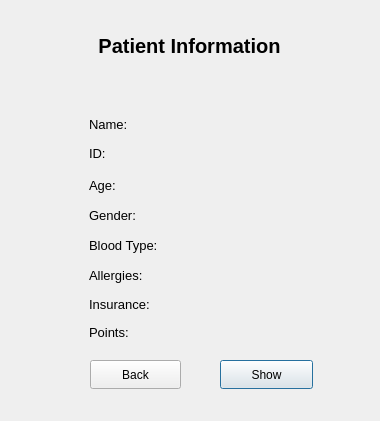
This is showpatientinformation.ui in KirolousFouty/Hospital_Project as Qt 5 draws it before an edit. The edited form follows.
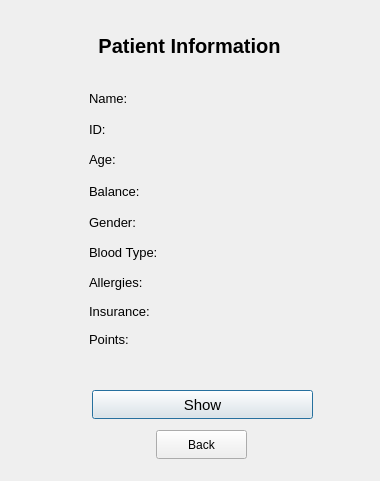
This is the edited form.

Commit message: - Completed all the windows - Added a rechargeBalanceWindow

Diff of the .ui file:
```diff
--- a/showpatientinformation.ui
+++ b/showpatientinformation.ui
@@ -7,7 +7,7 @@
     <x>0</x>
     <y>0</y>
     <width>380</width>
-    <height>421</height>
+    <height>481</height>
    </rect>
   </property>
   <property name="windowTitle">
@@ -39,7 +39,7 @@
    <property name="geometry">
     <rect>
      <x>89</x>
-     <y>114</y>
+     <y>88</y>
      <width>101</width>
      <height>20</height>
     </rect>
@@ -57,7 +57,7 @@
    <property name="geometry">
     <rect>
      <x>89</x>
-     <y>143</y>
+     <y>119</y>
      <width>101</width>
      <height>20</height>
     </rect>
@@ -75,7 +75,7 @@
    <property name="geometry">
     <rect>
      <x>89</x>
-     <y>170</y>
+     <y>144</y>
      <width>101</width>
      <height>31</height>
     </rect>
@@ -93,7 +93,7 @@
    <property name="geometry">
     <rect>
      <x>89</x>
-     <y>205</y>
+     <y>212</y>
      <width>101</width>
      <height>20</height>
     </rect>
@@ -111,7 +111,7 @@
    <property name="geometry">
     <rect>
      <x>89</x>
-     <y>230</y>
+     <y>237</y>
      <width>101</width>
      <height>31</height>
     </rect>
@@ -129,7 +129,7 @@
    <property name="geometry">
     <rect>
      <x>89</x>
-     <y>260</y>
+     <y>267</y>
      <width>101</width>
      <height>31</height>
     </rect>
@@ -147,7 +147,7 @@
    <property name="geometry">
     <rect>
      <x>89</x>
-     <y>294</y>
+     <y>301</y>
      <width>101</width>
      <height>20</height>
     </rect>
@@ -165,7 +165,7 @@
    <property name="geometry">
     <rect>
      <x>89</x>
-     <y>322</y>
+     <y>329</y>
      <width>101</width>
      <height>20</height>
     </rect>
@@ -183,7 +183,7 @@
    <property name="geometry">
     <rect>
      <x>190</x>
-     <y>111</y>
+     <y>88</y>
      <width>121</width>
      <height>23</height>
     </rect>
@@ -193,6 +193,9 @@
      <pointsize>10</pointsize>
     </font>
    </property>
+   <property name="frameShape">
+    <enum>QFrame::NoFrame</enum>
+   </property>
    <property name="text">
     <string/>
    </property>
@@ -201,7 +204,7 @@
    <property name="geometry">
     <rect>
      <x>190</x>
-     <y>141</y>
+     <y>118</y>
      <width>121</width>
      <height>23</height>
     </rect>
@@ -211,6 +214,9 @@
      <pointsize>10</pointsize>
     </font>
    </property>
+   <property name="frameShape">
+    <enum>QFrame::NoFrame</enum>
+   </property>
    <property name="text">
     <string/>
    </property>
@@ -219,7 +225,7 @@
    <property name="geometry">
     <rect>
      <x>190</x>
-     <y>171</y>
+     <y>148</y>
      <width>121</width>
      <height>23</height>
     </rect>
@@ -229,6 +235,9 @@
      <pointsize>10</pointsize>
     </font>
    </property>
+   <property name="frameShape">
+    <enum>QFrame::NoFrame</enum>
+   </property>
    <property name="text">
     <string/>
    </property>
@@ -237,7 +246,7 @@
    <property name="geometry">
     <rect>
      <x>190</x>
-     <y>201</y>
+     <y>208</y>
      <width>121</width>
      <height>23</height>
     </rect>
@@ -247,6 +256,9 @@
      <pointsize>10</pointsize>
     </font>
    </property>
+   <property name="frameShape">
+    <enum>QFrame::NoFrame</enum>
+   </property>
    <property name="text">
     <string/>
    </property>
@@ -255,7 +267,7 @@
    <property name="geometry">
     <rect>
      <x>190</x>
-     <y>231</y>
+     <y>238</y>
      <width>121</width>
      <height>23</height>
     </rect>
@@ -265,6 +277,9 @@
      <pointsize>10</pointsize>
     </font>
    </property>
+   <property name="frameShape">
+    <enum>QFrame::NoFrame</enum>
+   </property>
    <property name="text">
     <string/>
    </property>
@@ -273,7 +288,7 @@
    <property name="geometry">
     <rect>
      <x>190</x>
-     <y>261</y>
+     <y>268</y>
      <width>121</width>
      <height>23</height>
     </rect>
@@ -283,6 +298,9 @@
      <pointsize>10</pointsize>
     </font>
    </property>
+   <property name="frameShape">
+    <enum>QFrame::NoFrame</enum>
+   </property>
    <property name="text">
     <string/>
    </property>
@@ -291,7 +309,7 @@
    <property name="geometry">
     <rect>
      <x>190</x>
-     <y>291</y>
+     <y>298</y>
      <width>121</width>
      <height>23</height>
     </rect>
@@ -301,6 +319,9 @@
      <pointsize>10</pointsize>
     </font>
    </property>
+   <property name="frameShape">
+    <enum>QFrame::NoFrame</enum>
+   </property>
    <property name="text">
     <string/>
    </property>
@@ -309,7 +330,7 @@
    <property name="geometry">
     <rect>
      <x>190</x>
-     <y>321</y>
+     <y>328</y>
      <width>121</width>
      <height>23</height>
     </rect>
@@ -319,6 +340,9 @@
      <pointsize>10</pointsize>
     </font>
    </property>
+   <property name="frameShape">
+    <enum>QFrame::NoFrame</enum>
+   </property>
    <property name="text">
     <string/>
    </property>
@@ -326,12 +350,17 @@
   <widget class="QPushButton" name="showButton">
    <property name="geometry">
     <rect>
-     <x>220</x>
-     <y>360</y>
-     <width>93</width>
+     <x>92</x>
+     <y>390</y>
+     <width>221</width>
      <height>29</height>
     </rect>
    </property>
+   <property name="font">
+    <font>
+     <pointsize>11</pointsize>
+    </font>
+   </property>
    <property name="text">
     <string>Show</string>
    </property>
@@ -339,8 +368,8 @@
   <widget class="QPushButton" name="backButton">
    <property name="geometry">
     <rect>
-     <x>90</x>
-     <y>360</y>
+     <x>156</x>
+     <y>430</y>
      <width>91</width>
      <height>29</height>
     </rect>
@@ -349,6 +378,45 @@
     <string>Back</string>
    </property>
   </widget>
+  <widget class="QLabel" name="balanceTitle">
+   <property name="geometry">
+    <rect>
+     <x>89</x>
+     <y>181</y>
+     <width>101</width>
+     <height>20</height>
+    </rect>
+   </property>
+   <property name="font">
+    <font>
+     <pointsize>10</pointsize>
+    </font>
+   </property>
+   <property name="text">
+    <string>Balance:</string>
+   </property>
+  </widget>
+  <widget class="QLabel" name="balanceDisplay">
+   <property name="geometry">
+    <rect>
+     <x>190</x>
+     <y>180</y>
+     <width>121</width>
+     <height>21</height>
+    </rect>
+   </property>
+   <property name="font">
+    <font>
+     <pointsize>10</pointsize>
+    </font>
+   </property>
+   <property name="frameShape">
+    <enum>QFrame::NoFrame</enum>
+   </property>
+   <property name="text">
+    <string/>
+   </property>
+  </widget>
  </widget>
  <resources/>
  <connections/>
```
The commit also changes 24 other files.
